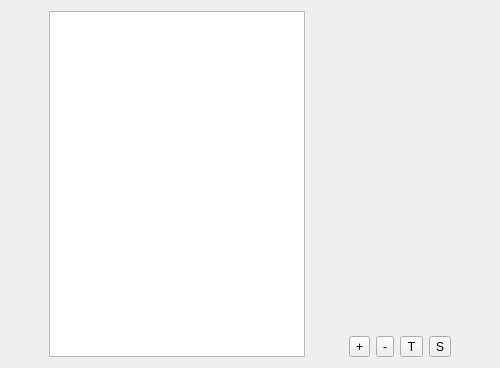
First picture: the form in TransportEditorForm.ui, repository matthewg42/Gnostic, before the edit.
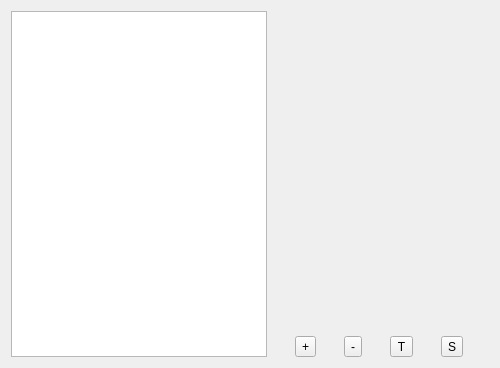
Second picture: the form after the edit. Icons and pictures are not drawn.

Commit message: test button now works in TransportEditorForm

```diff
--- a/TransportEditorForm.ui
+++ b/TransportEditorForm.ui
@@ -35,7 +35,7 @@
       <enum>QAbstractItemView::SelectRows</enum>
      </property>
      <attribute name="horizontalHeaderVisible">
-      <bool>true</bool>
+      <bool>false</bool>
      </attribute>
      <attribute name="verticalHeaderVisible">
       <bool>false</bool>
@@ -47,6 +47,19 @@
      <item>
       <layout class="QVBoxLayout" name="configLayout"/>
      </item>
+     <item>
+      <spacer name="horizontalSpacer">
+       <property name="orientation">
+        <enum>Qt::Horizontal</enum>
+       </property>
+       <property name="sizeHint" stdset="0">
+        <size>
+         <width>150</width>
+         <height>20</height>
+        </size>
+       </property>
+      </spacer>
+     </item>
      <item>
       <spacer name="verticalSpacer">
        <property name="orientation">
```
Left out of the diff: 3 changed lines with no effect on the pictures. The commit also changes 3 other files.
